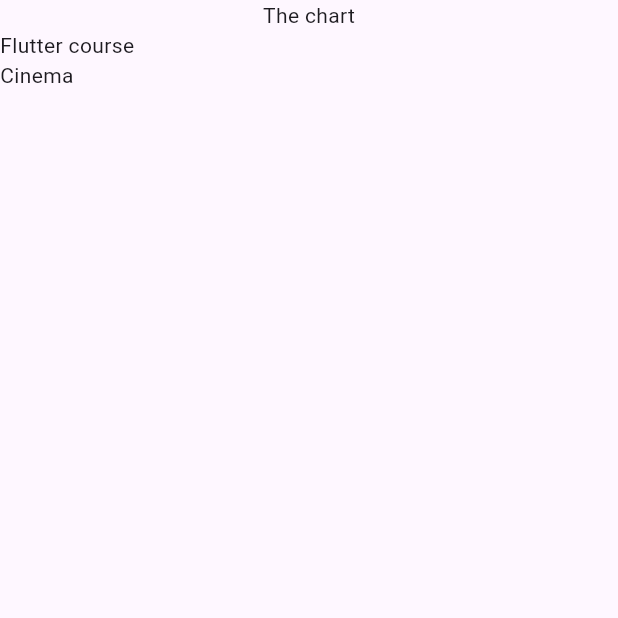
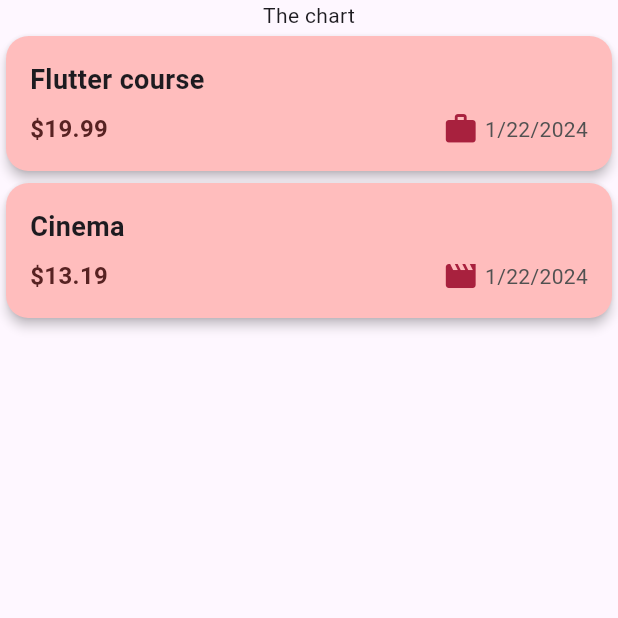
Before and after one commit to rybakova-auca-2021/Expenses-Tracker, a Flutter app: the screen it shows after launch, on a phone screen of 412 x 824 dp, the top half of it. Run offline on Flutter 3.47's test engine with Material 3 defaults, Android fonts, the phone set to English and light mode, and no system bars.

Commit message:
added custom expense item

```diff
--- a/lib/main.dart
+++ b/lib/main.dart
@@ -1,5 +1,5 @@
 import 'package:flutter/material.dart';
-import 'package:expense_tracker/expenses.dart';
+import 'package:expense_tracker/widgets/expenses.dart';
 
 void main() {
   runApp(const MainApp());
--- a/lib/models/expense.dart
+++ b/lib/models/expense.dart
@@ -1,8 +1,19 @@
+import 'package:flutter/material.dart';
+import 'package:intl/intl.dart';
 import 'package:uuid/uuid.dart';
+
+final formatter = DateFormat.yMd();
 
 const uuid = Uuid();
 
 enum Category {food, travel, leisure, work}
+
+const categoryIcons = {
+  Category.food: Icons.lunch_dining,
+  Category.travel: Icons.travel_explore,
+  Category.leisure: Icons.movie,
+  Category.work: Icons.work
+};
 
 class Expense {
   Expense(
@@ -19,4 +30,8 @@ class Expense {
   final double amount;
   final DateTime date;
   final Category category;
+
+  String get formattedDate{
+    return formatter.format(date);
+  }
 }
--- /dev/null
+++ b/lib/widgets/expenses-list/expense_item.dart
@@ -0,0 +1,64 @@
+import 'package:expense_tracker/models/expense.dart';
+import 'package:flutter/material.dart';
+
+class ExpenseItem extends StatelessWidget {
+  const ExpenseItem(this.expense, {Key? key}) : super(key: key);
+
+  final Expense expense;
+
+  @override
+  Widget build(BuildContext context) {
+    return Card(
+      elevation: 3,
+      shape: RoundedRectangleBorder(
+        borderRadius: BorderRadius.circular(15.0),
+      ),
+      color: const Color.fromARGB(255, 255, 189, 189),
+      child: Padding(
+        padding: const EdgeInsets.all(16),
+        child: Column(
+          crossAxisAlignment: CrossAxisAlignment.start,
+          children: [
+            Text(
+              expense.title,
+              style: const TextStyle(
+                fontSize: 18,
+                fontWeight: FontWeight.bold,
+              ),
+            ),
+            const SizedBox(height: 8),
+            Row(
+              children: [
+                Text(
+                  '\$${expense.amount.toStringAsFixed(2)}',
+                  style: const TextStyle(
+                    fontSize: 16,
+                    color: Color.fromARGB(255, 87, 34, 34),
+                    fontWeight: FontWeight.bold,
+                  ),
+                ),
+                const Spacer(),
+                Row(
+                  children: [
+                    Icon(
+                      categoryIcons[expense.category],
+                      color: const Color.fromARGB(255, 168, 33, 62),
+                    ),
+                    const SizedBox(width: 4),
+                    Text(
+                      expense.formattedDate,
+                      style: const TextStyle(
+                        fontSize: 14,
+                        color: Color.fromARGB(255, 81, 81, 81),
+                      ),
+                    ),
+                  ],
+                ),
+              ],
+            )
+          ],
+        ),
+      ),
+    );
+  }
+}
--- a/lib/expenses_list.dart
+++ b/lib/widgets/expenses-list/expenses_list.dart
@@ -1,4 +1,5 @@
 import 'package:expense_tracker/models/expense.dart';
+import 'package:expense_tracker/widgets/expenses-list/expense_item.dart';
 import 'package:flutter/material.dart';
 
 class ExpensesList extends StatelessWidget {
@@ -8,8 +9,7 @@ class ExpensesList extends StatelessWidget {
 
   @override
   Widget build(BuildContext context) {
-    return ListView.builder(itemCount: expenses.length, itemBuilder: (context, index) =>  Text(expenses[index].title)
-    );
+    return ListView.builder(itemCount: expenses.length, itemBuilder: (context, index) =>  ExpenseItem(expenses[index]));
   }
 
 }
--- a/lib/expenses.dart
+++ b/lib/widgets/expenses.dart
@@ -1,4 +1,4 @@
-import 'package:expense_tracker/expenses_list.dart';
+import 'package:expense_tracker/widgets/expenses-list/expenses_list.dart';
 import 'package:expense_tracker/models/expense.dart';
 import 'package:flutter/material.dart';
 
--- a/pubspec.yaml
+++ b/pubspec.yaml
@@ -9,6 +9,7 @@ environment:
 dependencies:
   flutter:
     sdk: flutter
+  intl: ^0.19.0
   uuid: ^4.2.2
 
 dev_dependencies:
```
Also changed, not shown: pubspec.lock.
